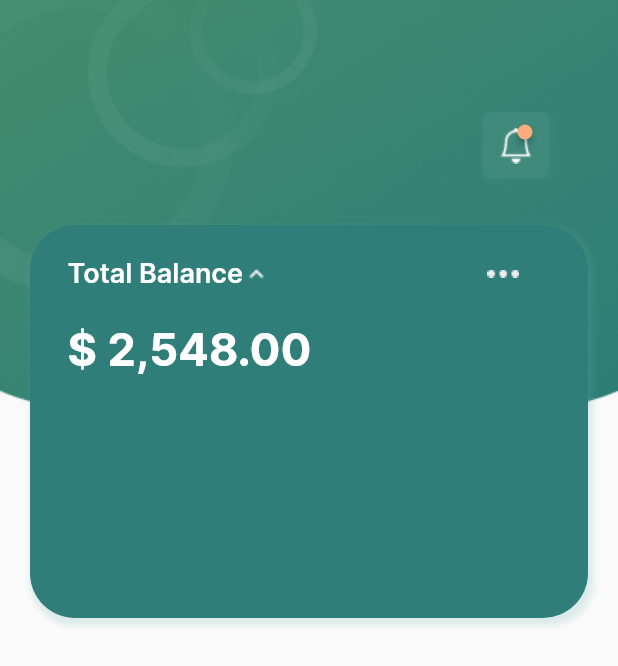
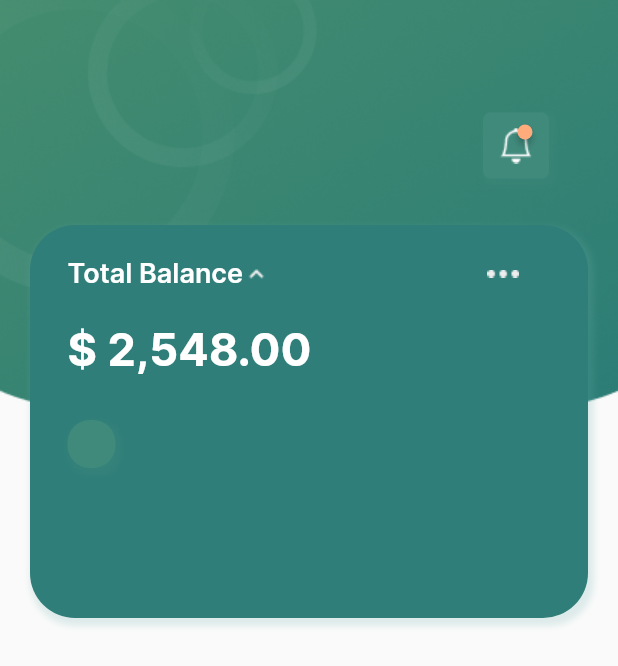
Before and after one commit to caneto/uifazendeiro, a Flutter app: the HomePage screen opened directly, on a phone screen of 412 x 824 dp. Shown: the top 666 px of the screen. Run offline on Flutter 3.47's test engine with Material 2 defaults, Android fonts, the phone set to English and light mode, and no system bars; drawn by our look-alikes of badges.

Commit message:
Atualização

```diff
--- a/lib/ui/homepage/page/home_page.dart
+++ b/lib/ui/homepage/page/home_page.dart
@@ -1,10 +1,6 @@
-import 'package:badges/badges.dart';
 import 'package:flutter/material.dart';
 import 'package:uifinanceiro/ui/homepage/widgets/badge_homepage_widget.dart';
 import 'package:uifinanceiro/ui/homepage/widgets/card_homepage_widget.dart';
-import 'package:uifinanceiro/utils/extensions/context_extension.dart';
-
-import '../../../utils/styles/colors_app.dart';
 
 class HomePage extends StatelessWidget {
   const HomePage({Key? key}) : super(key: key);
--- a/lib/ui/homepage/widgets/card_homepage_widget.dart
+++ b/lib/ui/homepage/widgets/card_homepage_widget.dart
@@ -48,10 +48,32 @@ class CardHomepageWidget extends StatelessWidget {
                       ),
                       Text('\$ 2,548.00', style: context.textStyles.titleCardValueBoldWhite),
                     ],
+                  ),
+                  Row(
+                    children: [
+                      const SizedBox(
+                         width: 25,
+                         height: 90,
+                      ),
+                      Container(
+                        padding: const EdgeInsets.all(16),
+                        decoration: BoxDecoration(
+                          color: ColorsApp.instance.greenfundo,
+                          borderRadius: BorderRadius.circular(15),
+                          boxShadow: <BoxShadow>[
+                            BoxShadow(
+                              color: ColorsApp.instance.greenfundo.withOpacity(0.3),
+                              spreadRadius: 2,
+                              blurRadius: 3,
+                              offset: const Offset(2, 3),
+                            )
+                          ]
+                        ),
+                      )
+                    ],
                   )
                 ],
-
-              ),
+              )
             ),
           );
   }
```
Also changed, not shown: assets/images/arrowdown.png (added), assets/images/arrowup.png (added).
